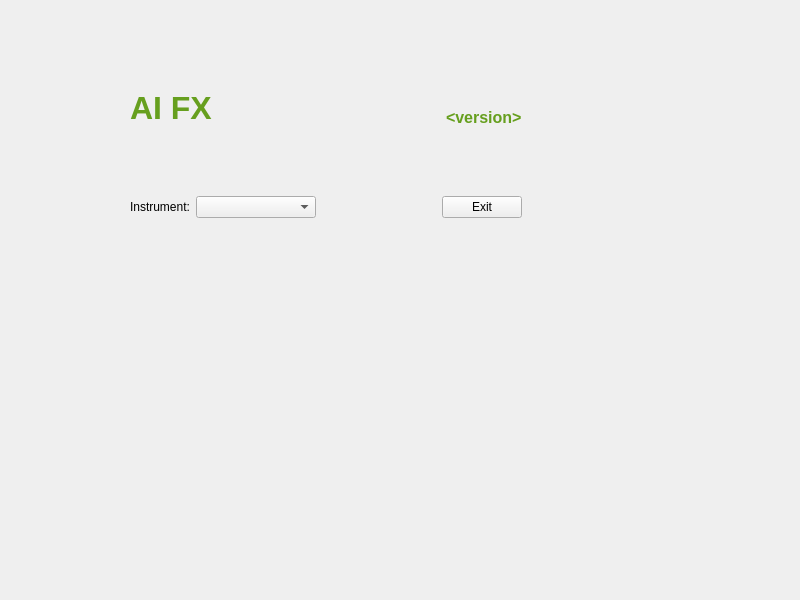
This is aifx/client/form.ui in NadimGhaznavi/aifx as Qt 5 draws it before an edit. The edited form follows.
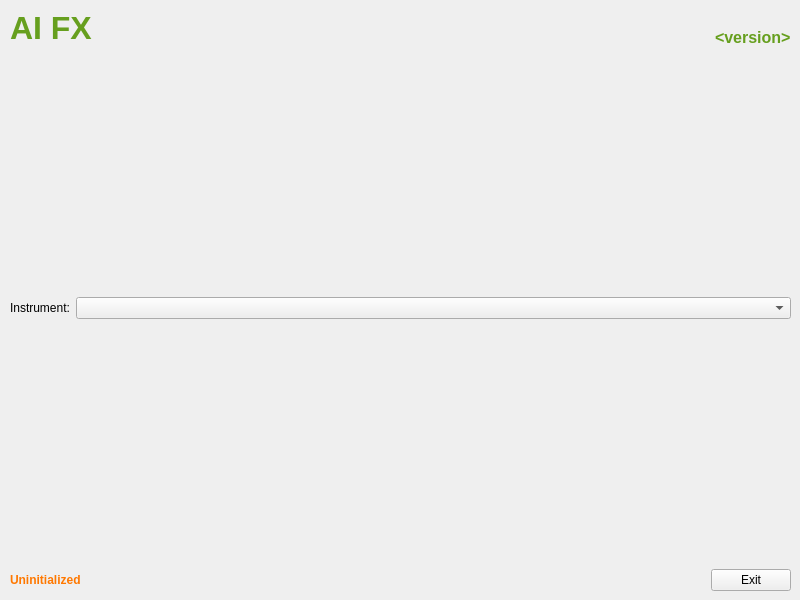
This is the edited form.

```diff
--- a/aifx/client/form.ui
+++ b/aifx/client/form.ui
@@ -13,13 +13,13 @@
   <property name="windowTitle">
    <string>Widget</string>
   </property>
-  <widget class="QWidget" name="layoutWidget">
+  <widget class="QWidget" name="">
    <property name="geometry">
     <rect>
-     <x>130</x>
-     <y>90</y>
-     <width>392</width>
-     <height>134</height>
+     <x>10</x>
+     <y>10</y>
+     <width>781</width>
+     <height>581</height>
     </rect>
    </property>
    <layout class="QVBoxLayout" name="verticalLayout">
@@ -71,7 +71,7 @@
       <property name="sizeHint" stdset="0">
        <size>
         <width>20</width>
-        <height>40</height>
+        <height>223</height>
        </size>
       </property>
      </spacer>
@@ -95,15 +95,39 @@
         </property>
        </widget>
       </item>
+     </layout>
+    </item>
+    <item>
+     <spacer name="verticalSpacer_2">
+      <property name="orientation">
+       <enum>Qt::Vertical</enum>
+      </property>
+      <property name="sizeHint" stdset="0">
+       <size>
+        <width>20</width>
+        <height>223</height>
+       </size>
+      </property>
+     </spacer>
+    </item>
+    <item>
+     <layout class="QHBoxLayout" name="horizontalLayout_3">
       <item>
-       <spacer name="hspace">
+       <widget class="QLabel" name="lbl_connection">
+        <property name="text">
+         <string>&lt;html&gt;&lt;head/&gt;&lt;body&gt;&lt;p&gt;&lt;span style=&quot; font-weight:700; color:#ff7800;&quot;&gt;Uninitialized&lt;/span&gt;&lt;/p&gt;&lt;/body&gt;&lt;/html&gt;</string>
+        </property>
+       </widget>
+      </item>
+      <item>
+       <spacer name="horizontalSpacer_2">
         <property name="orientation">
          <enum>Qt::Horizontal</enum>
         </property>
         <property name="sizeHint" stdset="0">
          <size>
-          <width>58</width>
-          <height>34</height>
+          <width>40</width>
+          <height>20</height>
          </size>
         </property>
        </spacer>
```
